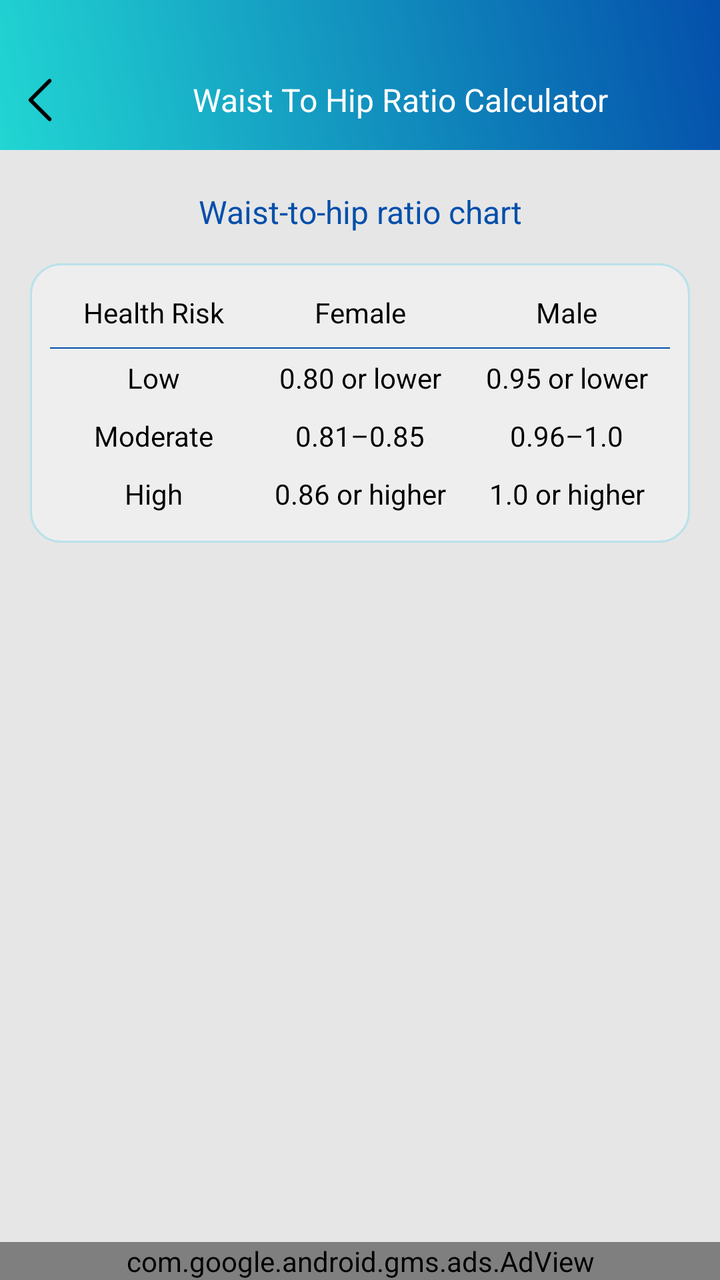
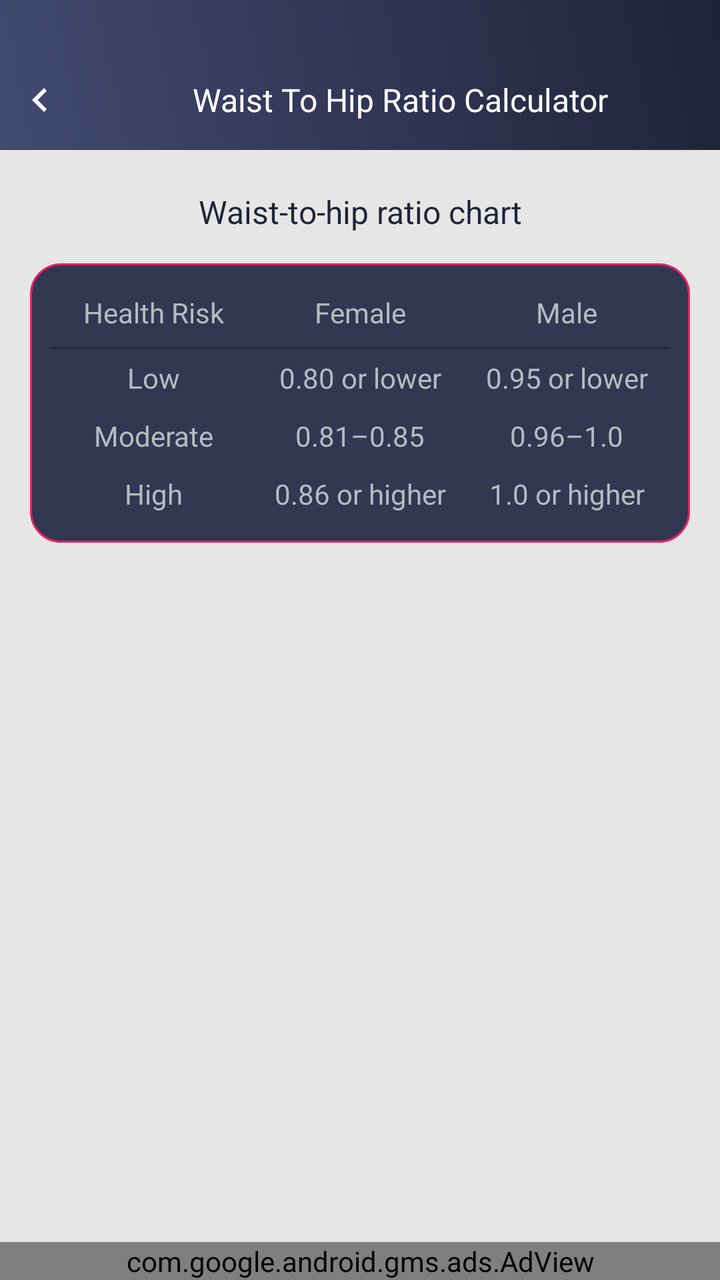

The first picture is an Android layout as it rendered before a commit; the second is the same layout after the commit. The layout source and the unified diff follow.
<!-- AndroidManifest.xml: application theme AppTheme -->
<!-- res/layout/waist_hip_ratio_chart.xml -->
<?xml version="1.0" encoding="utf-8"?>
<RelativeLayout xmlns:android="http://schemas.android.com/apk/res/android"
    xmlns:aapt="http://schemas.android.com/aapt"
    xmlns:app="http://schemas.android.com/apk/res-auto"
    android:layout_width="match_parent"
    android:layout_height="match_parent"
    android:background="@color/gray_color"
    android:orientation="vertical">
    <RelativeLayout
        android:id="@+id/rela1"
        android:background="@drawable/a1_grad"
        android:layout_width="match_parent"
        android:layout_height="wrap_content">

        <ImageView
            android:id="@+id/iv_back"
            android:layout_width="40dp"
            android:layout_height="40dp"
            android:layout_alignParentLeft="true"
            android:layout_alignParentTop="true"
            android:layout_marginTop="30dp"
            android:padding="8dp"
            android:src="@mipmap/left_arrow" />
    <TextView
        android:id="@+id/tv_title"
        android:layout_width="match_parent"
        android:layout_height="40dp"
        android:layout_marginTop="30dp"
        android:layout_toRightOf="@+id/iv_back"
        android:gravity="center"
        android:layout_marginBottom="5dp"
        android:text="@string/whr"
        android:textColor="@color/white"
        android:textSize="@dimen/textsize_16" />
    </RelativeLayout>

    <ScrollView
        android:layout_width="match_parent"
        android:layout_height="wrap_content"
        android:layout_below="@+id/rela1"
        android:layout_marginBottom="50dp">

        <LinearLayout
            android:layout_width="match_parent"
            android:layout_height="wrap_content"
            android:orientation="vertical">

            <LinearLayout
                android:layout_width="match_parent"
                android:layout_height="wrap_content"
                android:layout_margin="15dp"
                android:orientation="vertical"
                android:visibility="visible">

                <TextView
                    android:id="@+id/tv_bodyfat"
                    android:layout_width="match_parent"
                    android:layout_height="wrap_content"
                    android:layout_marginBottom="10dp"
                    android:gravity="center"
                    android:padding="5dp"
                    android:text="@string/whr_chart"
                    android:textColor="@color/colorPrimaryDark"
                    android:textSize="@dimen/textsize_16" />

                <LinearLayout
                    android:layout_width="match_parent"
                    android:layout_height="wrap_content"
                    android:background="@drawable/corner1"
                    android:padding="10dp"
                    android:orientation="vertical">

                    <LinearLayout
                        android:layout_width="match_parent"
                        android:layout_height="wrap_content"
                        android:orientation="horizontal">

                        <TextView
                            android:id="@+id/tv_fat_level"
                            android:layout_width="0dp"
                            android:layout_height="wrap_content"
                            android:layout_weight="1"
                            android:gravity="center"
                            android:padding="5dp"
                            android:text="@string/health_risk_title"
                            android:textColor="@color/black"
                            android:textSize="@dimen/textsize_14" />

                        <TextView
                            android:id="@+id/tv_men_fatlevel"
                            android:layout_width="0dp"
                            android:layout_height="wrap_content"
                            android:layout_weight="1"
                            android:gravity="center"
                            android:padding="5dp"
                            android:text="@string/Female"
                            android:textColor="@color/black"
                            android:textSize="@dimen/textsize_14" />



                        <TextView
                            android:id="@+id/tv_women_fatlevel"
                            android:layout_width="0dp"
                            android:layout_height="wrap_content"
                            android:layout_weight="1"
                            android:gravity="center"
                            android:padding="5dp"
                            android:text="@string/Male"
                            android:textColor="@color/black"
                            android:textSize="@dimen/textsize_14" />
                    </LinearLayout>


                    <RelativeLayout
                        android:layout_width="match_parent"
                        android:layout_height="0.5dp"
                        android:layout_marginTop="3dp"
                        android:background="@color/colorPrimaryDark"/>

                    <LinearLayout
                        android:layout_width="match_parent"
                        android:layout_height="wrap_content"
                        android:orientation="horizontal">

                        <TextView
                            android:id="@+id/tv_vlow_fat"
                            android:layout_width="0dp"
                            android:layout_height="wrap_content"
                            android:layout_weight="1"
                            android:gravity="center"
                            android:padding="5dp"
                            android:text="@string/Low"
                            android:textColor="@color/black"
                            android:textSize="@dimen/textsize_14" />

                        <TextView
                            android:id="@+id/tv_vlow_fat_man"
                            android:layout_width="0dp"
                            android:layout_height="wrap_content"
                            android:layout_weight="1"
                            android:gravity="center"
                            android:padding="5dp"
                            android:text="@string/whr_chart_woman1"
                            android:textColor="@color/black"
                            android:textSize="@dimen/textsize_14" />

                        <TextView
                            android:id="@+id/tv_vlow_fat_woman"
                            android:layout_width="0dp"
                            android:layout_height="wrap_content"
                            android:layout_weight="1"
                            android:gravity="center"
                            android:padding="5dp"
                            android:text="@string/whr_chart_man1"
                            android:textColor="@color/black"
                            android:textSize="@dimen/textsize_14" />
                    </LinearLayout>

                    <LinearLayout
                        android:layout_width="match_parent"
                        android:layout_height="wrap_content"
                        android:orientation="horizontal">

                        <TextView
                            android:id="@+id/tv_low_fat"
                            android:layout_width="0dp"
                            android:layout_height="wrap_content"
                            android:layout_weight="1"
                            android:gravity="center"
                            android:padding="5dp"
                            android:text="@string/Moderate"
                            android:textColor="@color/black"
                            android:textSize="@dimen/textsize_14" />

                        <TextView
                            android:id="@+id/tv_low_fat_man"
                            android:layout_width="0dp"
                            android:layout_height="wrap_content"
                            android:layout_weight="1"
                            android:gravity="center"
                            android:padding="5dp"
                            android:text="@string/whr_chart_woman2"
                            android:textColor="@color/black"
                            android:textSize="@dimen/textsize_14" />

                        <TextView
                            android:id="@+id/tv_low_fat_woman"
                            android:layout_width="0dp"
                            android:layout_height="wrap_content"
                            android:layout_weight="1"
                            android:gravity="center"
                            android:padding="5dp"
                            android:text="@string/whr_chart_man2"
                            android:textColor="@color/black"
                            android:textSize="@dimen/textsize_14" />
                    </LinearLayout>

                    <LinearLayout
                        android:layout_width="match_parent"
                        android:layout_height="wrap_content"
                        android:orientation="horizontal">

                        <TextView
                            android:id="@+id/tv_avg_fat"
                            android:layout_width="0dp"
                            android:layout_height="wrap_content"
                            android:layout_weight="1"
                            android:gravity="center"
                            android:padding="5dp"
                            android:text="@string/High"
                            android:textColor="@color/black"
                            android:textSize="@dimen/textsize_14" />

                        <TextView
                            android:id="@+id/tv_avg_fat_man"
                            android:layout_width="0dp"
                            android:layout_height="wrap_content"
                            android:layout_weight="1"
                            android:gravity="center"
                            android:padding="5dp"
                            android:text="@string/whr_chart_woman3"
                            android:textColor="@color/black"
                            android:textSize="@dimen/textsize_14" />

                        <TextView
                            android:id="@+id/tv_avg_fat_woman"
                            android:layout_width="0dp"
                            android:layout_height="wrap_content"
                            android:layout_weight="1"
                            android:gravity="center"
                            android:padding="5dp"
                            android:text="@string/whr_chart_man3"
                            android:textColor="@color/black"
                            android:textSize="@dimen/textsize_14" />
                    </LinearLayout>
                </LinearLayout>
            </LinearLayout>
        </LinearLayout>
    </ScrollView>

    <include
        android:id="@+id/ad_layout"
        layout="@layout/native_ad"
        android:layout_width="match_parent"
        android:layout_height="wrap_content"
        android:layout_alignParentBottom="true"
        android:layout_gravity="center" />
</RelativeLayout>
<!-- res/layout/native_ad.xml (included above) -->
<?xml version="1.0" encoding="utf-8"?>
<LinearLayout xmlns:android="http://schemas.android.com/apk/res/android"
    xmlns:aapt="http://schemas.android.com/aapt"
    xmlns:app="http://schemas.android.com/apk/res-auto"
    android:layout_width="match_parent"
    android:layout_height="wrap_content"
    android:orientation="vertical">

    <com.google.android.gms.ads.AdView
        android:id="@+id/adView"
        android:layout_width="match_parent"
        android:layout_height="wrap_content"
        android:layout_above="@+id/ll_footer_menu"
        app:adSize="BANNER"
        app:adUnitId="@string/banner_ad" />
</LinearLayout>
<!-- resources referenced by this layout -->
<resources>
  <color name="black">#000000</color>
  <color name="colorPrimaryDark">#044fab</color>
  <color name="gray_color">#E6E6E6</color>
  <color name="white">#ffffff</color>
  <dimen name="textsize_14">14sp</dimen>
  <dimen name="textsize_16">16sp</dimen>
  <!-- drawable a1_grad (drawable) -->
  <?xml version="1.0" encoding="utf-8"?>
  <shape xmlns:android="http://schemas.android.com/apk/res/android">
      <gradient
          android:angle="225"
          android:endColor="#21d6d3"
          android:startColor="#044fab" />
  
  
  </shape>
  <!-- drawable corner1 (drawable) -->
  <?xml version="1.0" encoding="utf-8"?>
  <shape xmlns:android="http://schemas.android.com/apk/res/android"
      android:shape="rectangle">
  
  
      <stroke
          android:width="1dp"
          android:color="#BBE1EB"/>
  
      <corners android:radius="15dp"/>
  
      <solid
          android:color="#EEEEEE"/>
  
  </shape>
  <!-- mipmap left_arrow: png bitmap (mipmap-xhdpi, 499 bytes) -->
  <string name="Female">Female</string>
  <string name="High">High</string>
  <string name="Low">Low</string>
  <string name="Male">Male</string>
  <string name="Moderate">Moderate</string>
  <string name="banner_ad">ca-app-pub-3940256099942544/6300978111</string>
  <string name="health_risk_title">Health Risk</string>
  <string name="whr">Waist To Hip Ratio Calculator</string>
  <string name="whr_chart">Waist-to-hip ratio chart</string>
  <string name="whr_chart_man1">0.95 or lower</string>
  <string name="whr_chart_man2">0.96–1.0</string>
  <string name="whr_chart_man3">1.0 or higher</string>
  <string name="whr_chart_woman1">0.80 or lower</string>
  <string name="whr_chart_woman2">0.81–0.85</string>
  <string name="whr_chart_woman3">0.86 or higher</string>
  <style name="AppTheme" parent="Theme.AppCompat.Light.DarkActionBar">
          
          <item name="colorPrimary">@color/colorPrimary</item>
          <item name="colorPrimaryDark">@color/colorPrimaryDark</item>
          <item name="colorAccent">@color/colorAccent</item>
      </style>
  <color name="colorPrimary">#36D1DC</color>
  <color name="colorAccent">#03DAC5</color>
</resources>

<!-- the commit's change to res/layout/waist_hip_ratio_chart.xml (unified diff, before → after) -->
@@ -20,7 +20,7 @@
             android:layout_alignParentTop="true"
             android:layout_marginTop="30dp"
             android:padding="8dp"
-            android:src="@mipmap/left_arrow" />
+            android:src="@drawable/ic_chevron_left_white_24dp" />
     <TextView
         android:id="@+id/tv_title"
         android:layout_width="match_parent"
@@ -83,7 +83,7 @@
                             android:gravity="center"
                             android:padding="5dp"
                             android:text="@string/health_risk_title"
-                            android:textColor="@color/black"
+                            android:textColor="@color/textColor"
                             android:textSize="@dimen/textsize_14" />
 
                         <TextView
@@ -94,7 +94,7 @@
                             android:gravity="center"
                             android:padding="5dp"
                             android:text="@string/Female"
-                            android:textColor="@color/black"
+                            android:textColor="@color/textColor"
                             android:textSize="@dimen/textsize_14" />
 
 
@@ -107,7 +107,7 @@
                             android:gravity="center"
                             android:padding="5dp"
                             android:text="@string/Male"
-                            android:textColor="@color/black"
+                            android:textColor="@color/textColor"
                             android:textSize="@dimen/textsize_14" />
                     </LinearLayout>
 
@@ -131,7 +131,7 @@
                             android:gravity="center"
                             android:padding="5dp"
                             android:text="@string/Low"
-                            android:textColor="@color/black"
+                            android:textColor="@color/textColor"
                             android:textSize="@dimen/textsize_14" />
 
                         <TextView
@@ -142,7 +142,7 @@
                             android:gravity="center"
                             android:padding="5dp"
                             android:text="@string/whr_chart_woman1"
-                            android:textColor="@color/black"
+                            android:textColor="@color/textColor"
                             android:textSize="@dimen/textsize_14" />
 
                         <TextView
@@ -153,7 +153,7 @@
                             android:gravity="center"
                             android:padding="5dp"
                             android:text="@string/whr_chart_man1"
-                            android:textColor="@color/black"
+                            android:textColor="@color/textColor"
                             android:textSize="@dimen/textsize_14" />
                     </LinearLayout>
 
@@ -170,7 +170,7 @@
                             android:gravity="center"
                             android:padding="5dp"
                             android:text="@string/Moderate"
-                            android:textColor="@color/black"
+                            android:textColor="@color/textColor"
                             android:textSize="@dimen/textsize_14" />
 
                         <TextView
@@ -181,7 +181,7 @@
                             android:gravity="center"
                             android:padding="5dp"
                             android:text="@string/whr_chart_woman2"
-                            android:textColor="@color/black"
+                            android:textColor="@color/textColor"
                             android:textSize="@dimen/textsize_14" />
 
                         <TextView
@@ -192,7 +192,7 @@
                             android:gravity="center"
                             android:padding="5dp"
                             android:text="@string/whr_chart_man2"
-                            android:textColor="@color/black"
+                            android:textColor="@color/textColor"
                             android:textSize="@dimen/textsize_14" />
                     </LinearLayout>
 
@@ -209,7 +209,7 @@
                             android:gravity="center"
                             android:padding="5dp"
                             android:text="@string/High"
-                            android:textColor="@color/black"
+                            android:textColor="@color/textColor"
                             android:textSize="@dimen/textsize_14" />
 
                         <TextView
@@ -220,7 +220,7 @@
                             android:gravity="center"
                             android:padding="5dp"
                             android:text="@string/whr_chart_woman3"
-                            android:textColor="@color/black"
+                            android:textColor="@color/textColor"
                             android:textSize="@dimen/textsize_14" />
 
                         <TextView
@@ -231,7 +231,7 @@
                             android:gravity="center"
                             android:padding="5dp"
                             android:text="@string/whr_chart_man3"
-                            android:textColor="@color/black"
+                            android:textColor="@color/textColor"
                             android:textSize="@dimen/textsize_14" />
                     </LinearLayout>
                 </LinearLayout>
<!-- resource entries referenced after the edit -->
@@ -1,8 +1,8 @@
 <!-- resources referenced by this layout -->
 <resources>
-  <color name="black">#000000</color>
-  <color name="colorPrimaryDark">#044fab</color>
+  <color name="colorPrimaryDark">#1F2339</color>
   <color name="gray_color">#E6E6E6</color>
+  <color name="textColor">#ffb4bcc0</color>
   <color name="white">#ffffff</color>
   <dimen name="textsize_14">14sp</dimen>
   <dimen name="textsize_16">16sp</dimen>
@@ -11,8 +11,8 @@
   <shape xmlns:android="http://schemas.android.com/apk/res/android">
       <gradient
           android:angle="225"
-          android:endColor="#21d6d3"
-          android:startColor="#044fab" />
+          android:endColor="#434A71"
+          android:startColor="#1F2339" />
   
   
   </shape>
@@ -24,15 +24,20 @@
   
       <stroke
           android:width="1dp"
-          android:color="#BBE1EB"/>
+          android:color="#E91E63"/>
   
       <corners android:radius="15dp"/>
   
       <solid
-          android:color="#EEEEEE"/>
+          android:color="#323752"/>
   
   </shape>
-  <!-- mipmap left_arrow: png bitmap (mipmap-xhdpi, 499 bytes) -->
+  <!-- drawable ic_chevron_left_white_24dp (drawable) -->
+  <vector android:height="24dp" android:tint="#FFFFFF"
+      android:viewportHeight="24" android:viewportWidth="24"
+      android:width="24dp" xmlns:android="http://schemas.android.com/apk/res/android">
+      <path android:fillColor="@android:color/white" android:pathData="M15.41,7.41L14,6l-6,6 6,6 1.41,-1.41L10.83,12z"/>
+  </vector>
   <string name="Female">Female</string>
   <string name="High">High</string>
   <string name="Low">Low</string>
@@ -54,7 +59,7 @@
           <item name="colorPrimaryDark">@color/colorPrimaryDark</item>
           <item name="colorAccent">@color/colorAccent</item>
       </style>
-  <color name="colorPrimary">#36D1DC</color>
-  <color name="colorAccent">#03DAC5</color>
+  <color name="colorPrimary">#434A71</color>
+  <color name="colorAccent">#1F2339</color>
 </resources>
 
